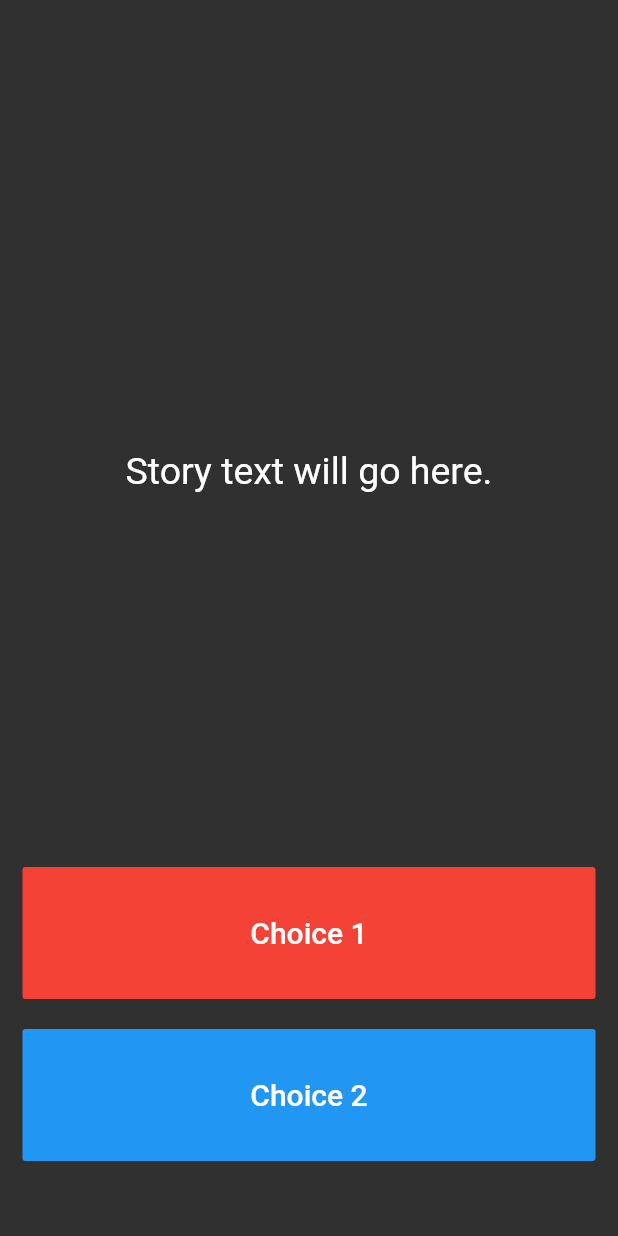
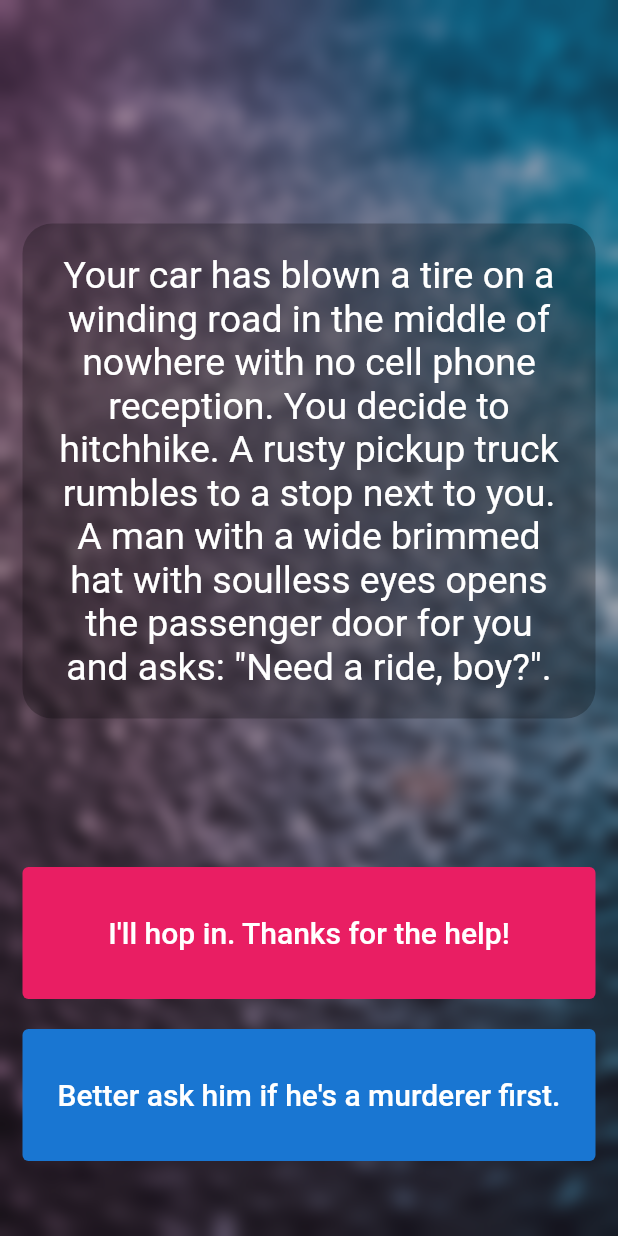
Before and after one commit to luisfelipesdn12/learning-flutter, a Flutter app: the screen it shows after launch, on a phone screen of 412 x 824 dp. Run offline on Flutter 3.47's test engine with Material 2 defaults, Android fonts, the phone set to English and light mode, and no system bars; our stand-ins replace rflutter_alert; missing offline and left inert: audiofileplayer.

Commit message:
feat: Display story and options

```diff
--- a/destini-challenge/lib/main.dart
+++ b/destini-challenge/lib/main.dart
@@ -1,3 +1,6 @@
+import 'dart:ui';
+
+import 'package:destini_challenge_starting/story_brain.dart';
 import 'package:flutter/material.dart';
 
 //TODO: Step 15 - Run the app and see if you can see the screen update with the first story. Delete this TODO if it looks as you expected.
@@ -13,20 +16,28 @@
   }
 }
 
-//TODO: Step 9 - Create a new storyBrain object from the StoryBrain class.
-
 class StoryPage extends StatefulWidget {
   _StoryPageState createState() => _StoryPageState();
 }
 
 class _StoryPageState extends State<StoryPage> {
+  StoryBrain storyBrain = StoryBrain();
+
   @override
   Widget build(BuildContext context) {
     return Scaffold(
       body: Container(
-        //TODO: Step 1 - Add background.png to this Container as a background image.
+        decoration: BoxDecoration(
+          image: DecorationImage(
+            image: AssetImage('images/pexels-bithin-raj-2763927.jpg'),
+            fit: BoxFit.cover,
+            opacity: 0.75,
+          ),
+        ),
         padding: EdgeInsets.symmetric(vertical: 50.0, horizontal: 15.0),
         constraints: BoxConstraints.expand(),
+        child: BackdropFilter(
+          filter: new ImageFilter.blur(sigmaX: 5.0, sigmaY: 5.0),
           child: SafeArea(
             child: Column(
               crossAxisAlignment: CrossAxisAlignment.stretch,
@@ -34,28 +45,41 @@
                 Expanded(
                   flex: 12,
                   child: Center(
+                    child: Container(
+                      decoration: BoxDecoration(
+                        color: Colors.black.withOpacity(0.25),
+                        borderRadius: BorderRadius.all(Radius.circular(20)),
+                      ),
+                      padding: EdgeInsets.all(20.0),
                       child: Text(
-                    //TODO: Step 10 - use the storyBrain to get the first story title and display it in this Text Widget.
-                    'Story text will go here.',
+                        storyBrain.story,
                         style: TextStyle(
                           fontSize: 25.0,
+                          fontWeight: FontWeight.w400,
+                        ),
+                        textAlign: TextAlign.center,
                       ),
                     ),
                   ),
                 ),
                 Expanded(
                   flex: 2,
-                child: FlatButton(
+                  child: TextButton(
                     onPressed: () {
                       //Choice 1 made by user.
                       //TODO: Step 18 - Call the nextStory() method from storyBrain and pass the number 1 as the choice made by the user.
                     },
-                  color: Colors.red,
                     child: Text(
-                    //TODO: Step 13 - Use the storyBrain to get the text for choice 1.
-                    'Choice 1',
+                      storyBrain.choice1,
                       style: TextStyle(
                         fontSize: 20.0,
+                        color: Colors.white,
+                      ),
+                      textAlign: TextAlign.center,
+                    ),
+                    style: ButtonStyle(
+                      backgroundColor: MaterialStateProperty.all(
+                        Colors.pink[500],
                       ),
                     ),
                   ),
@@ -67,22 +91,26 @@
                   flex: 2,
                   //TODO: Step 26 - Use a Flutter Visibility Widget to wrap this FlatButton.
                   //TODO: Step 28 - Set the "visible" property of the Visibility Widget to equal the output from the buttonShouldBeVisible() method in the storyBrain.
-                child: FlatButton(
+                  child: TextButton(
                     onPressed: () {
                       //Choice 2 made by user.
                       //TODO: Step 19 - Call the nextStory() method from storyBrain and pass the number 2 as the choice made by the user.
                     },
-                  color: Colors.blue,
                     child: Text(
-                    //TODO: Step 14 - Use the storyBrain to get the text for choice 2.
-                    'Choice 2',
+                      storyBrain.choice2,
                       style: TextStyle(
                         fontSize: 20.0,
+                        color: Colors.white,
                       ),
+                    ),
+                    style: ButtonStyle(
+                      backgroundColor:
+                          MaterialStateProperty.all(Colors.blue[700]),
                     ),
                   ),
                 ),
               ],
+            ),
           ),
         ),
       ),
--- a/destini-challenge/lib/story.dart
+++ b/destini-challenge/lib/story.dart
@@ -1,5 +1,7 @@
-//TODO: Step 2 - Create a new class called Story.
+class Story {
+  String storyTitle;
+  String choice1;
+  String choice2;
 
-//TODO: Step 3 - Create 3 properties for this class, A. storyTitle to store the story text. B. choice1 to store the text for choice 1, C. choice2 to store the text for choice 2.
-
-//TODO: Step 4 - Create a Constructor for this class to be able to initialise the properties created in step 3.
+  Story({this.storyTitle, this.choice1, this.choice2});
+}
--- a/destini-challenge/lib/story_brain.dart
+++ b/destini-challenge/lib/story_brain.dart
@@ -1,48 +1,51 @@
-//TODO: Step 6 - import the story.dart file into this file.
+import 'package:destini_challenge_starting/story.dart';
 
-//TODO: Step 5 - Create a new class called StoryBrain.
-
-//TODO: Step 7 - Uncomment the lines below to include storyData as a private property in StoryBrain. Hint: You might need to change something in story.dart to make this work.
-
-//List<Story> _storyData = [
-//  Story(
-//      storyTitle:
-//      'Your car has blown a tire on a winding road in the middle of nowhere with no cell phone reception. You decide to hitchhike. A rusty pickup truck rumbles to a stop next to you. A man with a wide brimmed hat with soulless eyes opens the passenger door for you and asks: "Need a ride, boy?".',
-//      choice1: 'I\'ll hop in. Thanks for the help!',
-//      choice2: 'Better ask him if he\'s a murderer first.'),
-//  Story(
-//      storyTitle: 'He nods slowly, unphased by the question.',
-//      choice1: 'At least he\'s honest. I\'ll climb in.',
-//      choice2: 'Wait, I know how to change a tire.'),
-//  Story(
-//      storyTitle:
-//      'As you begin to drive, the stranger starts talking about his relationship with his mother. He gets angrier and angrier by the minute. He asks you to open the glovebox. Inside you find a bloody knife, two severed fingers, and a cassette tape of Elton John. He reaches for the glove box.',
-//      choice1: 'I love Elton John! Hand him the cassette tape.',
-//      choice2: 'It\'s him or me! You take the knife and stab him.'),
-//  Story(
-//      storyTitle:
-//      'What? Such a cop out! Did you know traffic accidents are the second leading cause of accidental death for most adult age groups?',
-//      choice1: 'Restart',
-//      choice2: ''),
-//  Story(
-//      storyTitle:
-//      'As you smash through the guardrail and careen towards the jagged rocks below you reflect on the dubious wisdom of stabbing someone while they are driving a car you are in.',
-//      choice1: 'Restart',
-//      choice2: ''),
-//  Story(
-//      storyTitle:
-//      'You bond with the murderer while crooning verses of "Can you feel the love tonight". He drops you off at the next town. Before you go he asks you if you know any good places to dump bodies. You reply: "Try the pier".',
-//      choice1: 'Restart',
-//      choice2: '')
-//];
+class StoryBrain {
+  List<Story> _storyData = [
+    Story(
+        storyTitle:
+            'Your car has blown a tire on a winding road in the middle of nowhere with no cell phone reception. You decide to hitchhike. A rusty pickup truck rumbles to a stop next to you. A man with a wide brimmed hat with soulless eyes opens the passenger door for you and asks: "Need a ride, boy?".',
+        choice1: 'I\'ll hop in. Thanks for the help!',
+        choice2: 'Better ask him if he\'s a murderer first.'),
+    Story(
+        storyTitle: 'He nods slowly, unphased by the question.',
+        choice1: 'At least he\'s honest. I\'ll climb in.',
+        choice2: 'Wait, I know how to change a tire.'),
+    Story(
+        storyTitle:
+            'As you begin to drive, the stranger starts talking about his relationship with his mother. He gets angrier and angrier by the minute. He asks you to open the glovebox. Inside you find a bloody knife, two severed fingers, and a cassette tape of Elton John. He reaches for the glove box.',
+        choice1: 'I love Elton John! Hand him the cassette tape.',
+        choice2: 'It\'s him or me! You take the knife and stab him.'),
+    Story(
+        storyTitle:
+            'What? Such a cop out! Did you know traffic accidents are the second leading cause of accidental death for most adult age groups?',
+        choice1: 'Restart',
+        choice2: ''),
+    Story(
+        storyTitle:
+            'As you smash through the guardrail and careen towards the jagged rocks below you reflect on the dubious wisdom of stabbing someone while they are driving a car you are in.',
+        choice1: 'Restart',
+        choice2: ''),
+    Story(
+        storyTitle:
+            'You bond with the murderer while crooning verses of "Can you feel the love tonight". He drops you off at the next town. Before you go he asks you if you know any good places to dump bodies. You reply: "Try the pier".',
+        choice1: 'Restart',
+        choice2: '')
+  ];
 
   //TODO: Step 23 - Use the storyNumber property inside getStory(), getChoice1() and getChoice2() so that it gets the updated story and choices rather than always just the first (0th) one.
 
-//TODO: Step 8 - Create a method called getStory() that returns the first storyTitle from _storyData.
+  String get story {
+    return _storyData[0].storyTitle;
+  }
 
-//TODO: Step 11 - Create a method called getChoice1() that returns the text for the first choice1 from _storyData.
+  String get choice1 {
+    return _storyData[0].choice1;
+  }
 
-//TODO: Step 12 - Create a method called getChoice2() that returns the text for the first choice2 from _storyData.
+  String get choice2 {
+    return _storyData[0].choice2;
+  }
 
   //TODO: Step 25 - Change the storyNumber property into a private property so that only story_brain.dart has access to it. You can do this by right clicking on the name (storyNumber) and selecting Refactor -> Rename to make the change across all the places where it's used.
 
@@ -57,3 +60,4 @@
   //TODO: Step 22 - In nextStory() if the storyNumber is equal to 3 or 4 or 5, that means it's the end of the game and it should call a method called restart() that resets the storyNumber to 0.
 
   //TODO: Step 27 - Create a method called buttonShouldBeVisible() which checks to see if storyNumber is 0 or 1 or 2 (when both buttons should show choices) and return true if that is the case, else it should return false.
+}
```
Also changed, not shown: destini-challenge/images/pexels-bithin-raj-2763927.jpg (added). Lines whose indentation alone changed are shown as unchanged.
